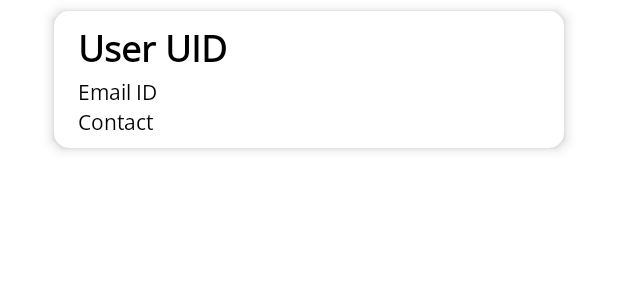
After one commit to Dhruv16S/Enabling-Security-Through-Geo-Fencing, an Android app: the layout card_design.xml on its own in the app's theme, with its tools: preview values and no code run, on a phone screen of 412 x 824 dp. The commit adds this screen. Shown: the top 300 px of the screen. Run offline under Robolectric (Android 15) with nearby library versions, the phone set to English and light mode, and no system bars.

Commit message:
Personal Contacts Setup

```diff
--- a/app/src/main/AndroidManifest.xml
+++ b/app/src/main/AndroidManifest.xml
@@ -29,8 +29,7 @@
         </activity>
         <activity
             android:name=".SignUp"
-            android:exported="false"/>
-
+            android:exported="false" />
         <!--
              TODO: Before you run your application, you need a Google Maps API key.
 
--- /dev/null
+++ b/app/src/main/res/layout/card_design.xml
@@ -0,0 +1,68 @@
+<?xml version="1.0" encoding="utf-8"?>
+<androidx.constraintlayout.widget.ConstraintLayout xmlns:android="http://schemas.android.com/apk/res/android"
+    xmlns:app="http://schemas.android.com/apk/res-auto"
+    xmlns:tools="http://schemas.android.com/tools"
+    android:layout_width="match_parent"
+    android:layout_height="wrap_content">
+
+    <androidx.cardview.widget.CardView
+        android:id="@+id/cardView"
+        android:layout_width="340dp"
+        android:layout_height="wrap_content"
+        android:layout_margin="7dp"
+        app:cardBackgroundColor="@color/white"
+        app:cardCornerRadius="10dp"
+        app:cardElevation="5dp"
+        app:cardMaxElevation="4dp"
+        app:layout_constraintBottom_toBottomOf="parent"
+        app:layout_constraintEnd_toEndOf="parent"
+        app:layout_constraintStart_toStartOf="parent"
+        app:layout_constraintTop_toTopOf="parent">
+
+        <androidx.constraintlayout.widget.ConstraintLayout
+            android:layout_width="match_parent"
+            android:layout_height="91dp">
+
+            <TextView
+                android:id="@+id/card_UID"
+                android:layout_width="wrap_content"
+                android:layout_height="wrap_content"
+                android:layout_marginStart="16dp"
+                android:layout_marginTop="8dp"
+                android:fontFamily="@font/open_sans"
+                android:text="User UID"
+                android:textColor="#000000"
+                android:textSize="24sp"
+                android:textStyle="bold"
+                app:layout_constraintStart_toStartOf="parent"
+                app:layout_constraintTop_toTopOf="parent" />
+
+            <TextView
+                android:id="@+id/card_email"
+                android:layout_width="wrap_content"
+                android:layout_height="wrap_content"
+                android:layout_marginStart="16dp"
+                android:layout_marginTop="44dp"
+                android:fontFamily="@font/open_sans"
+                android:text="Email ID"
+                android:textColor="#000000"
+                android:textSize="14sp"
+                app:layout_constraintStart_toStartOf="parent"
+                app:layout_constraintTop_toTopOf="parent" />
+
+            <TextView
+                android:id="@+id/card_contact"
+                android:layout_width="wrap_content"
+                android:layout_height="wrap_content"
+                android:layout_marginStart="16dp"
+                android:layout_marginTop="64dp"
+                android:fontFamily="@font/open_sans"
+                android:text="Contact"
+                android:textColor="#000000"
+                android:textSize="14sp"
+                app:layout_constraintStart_toStartOf="parent"
+                app:layout_constraintTop_toTopOf="parent" />
+
+        </androidx.constraintlayout.widget.ConstraintLayout>
+    </androidx.cardview.widget.CardView>
+</androidx.constraintlayout.widget.ConstraintLayout>
--- a/app/src/main/res/values/strings.xml
+++ b/app/src/main/res/values/strings.xml
@@ -21,4 +21,6 @@
     <string name="home_hashName">Unique ID</string>
     <string name="home_email">Email ID</string>
     <string name="home_contact">Contact</string>
+    <!-- TODO: Remove or change this placeholder text -->
+    <string name="hello_blank_fragment">Hello blank fragment</string>
 </resources>
```
Also changed, not shown: app/src/main/java/com/ar/application/MainActivity.kt (+14 -0 lines), app/src/main/java/com/ar/application/PrimaryContacts.kt (added, +59 -0 lines), app/src/main/java/com/ar/application/UsersAdapter.kt (added, +83 -0 lines), app/src/main/res/layout/activity_main.xml (+33 -12 lines), app/src/main/res/layout/fragment_primary_contacts.xml (added, +19 -0 lines).
